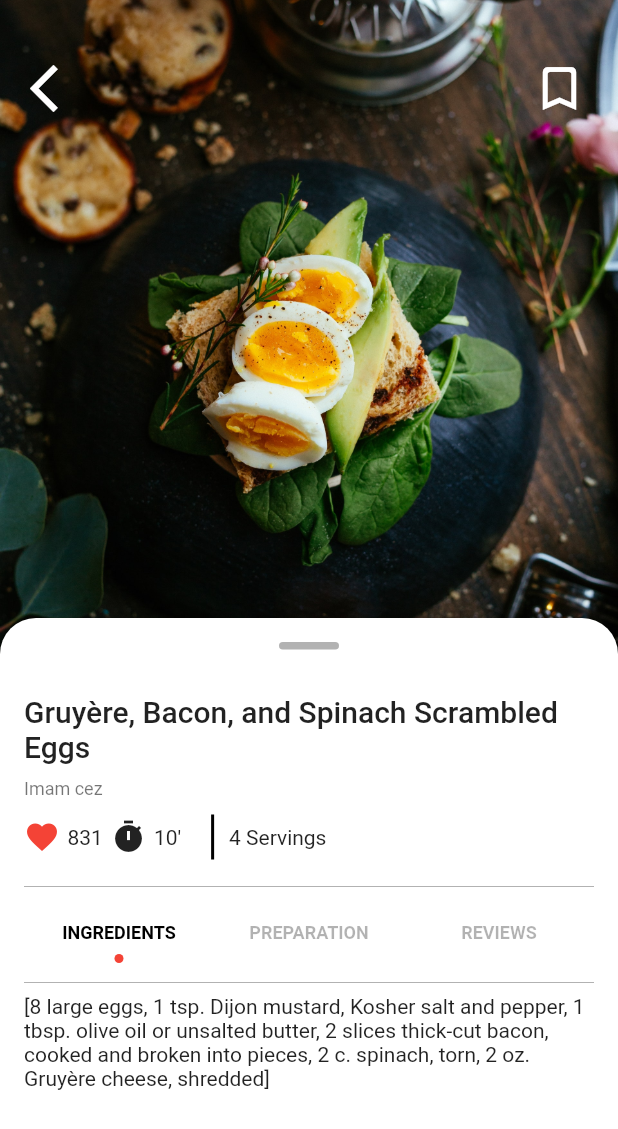
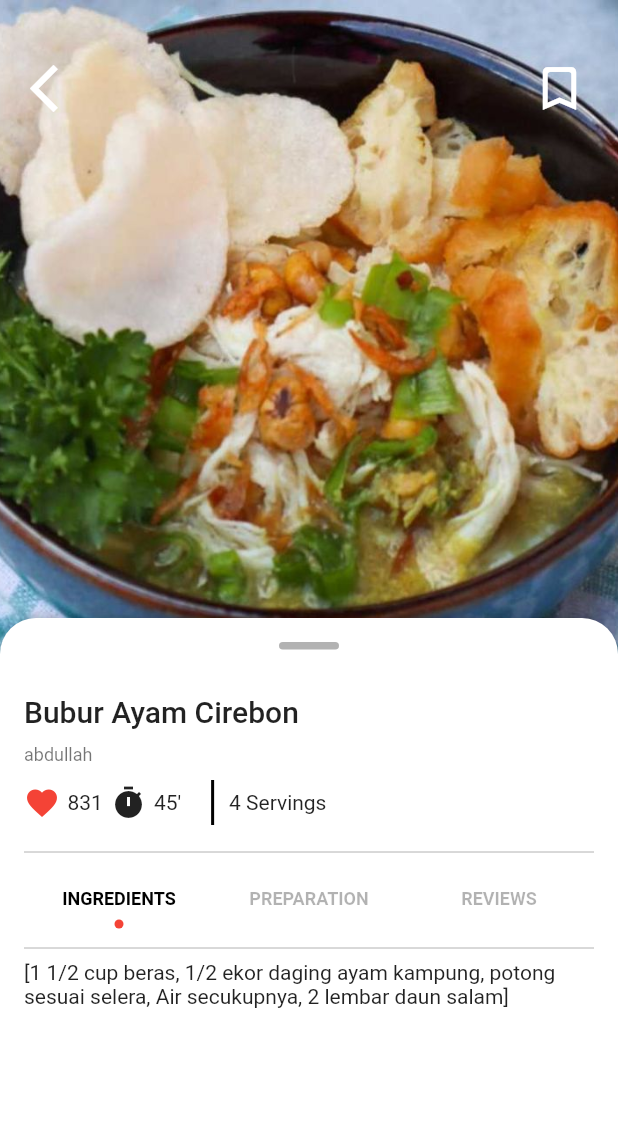
Before and after one commit to azzamrabbanii/RecipeApp-Flutter, a Flutter app: the RecipeDetails screen opened directly with sample values from the repository, on a phone screen of 412 x 824 dp. Shown: the top 1129 px of the screen. Run offline on Flutter 3.47's test engine with Material 2 defaults, Android fonts, the phone set to English and light mode, and no system bars; drawn by our look-alikes of sliding_up_panel; our stand-ins replace cached_network_image, tab_indicator_styler; network calls fail.

Commit message:
update data

```diff
--- a/lib/model/Recipe_model.dart
+++ b/lib/model/Recipe_model.dart
@@ -16,75 +16,82 @@ class RecipeModel {
   });
   static List<RecipeModel> demoRecipe = [
     RecipeModel(
-      title: 'Gruyère, Bacon, and Spinach Scrambled Eggs',
-      writer: "Imam cez",
+      title: 'Bubur Ayam Cirebon',
+      writer: "abdullah",
       description:
-          'A touch of Dijon mustard, salty bacon, melty cheese, and a handful of greens seriously upgrades scrambled eggs, without too much effort!',
-      cookingTime: 10,
+          'Sarapan favorite indonesia',
+      cookingTime: 45,
       servings: 4,
-      imgPath: 'images/img1.jpg',
+      imgPath: 'images/buburayam.jpg',
       ingredients: [
-        '8 large eggs',
-        '1 tsp. Dijon mustard',
-        'Kosher salt and pepper',
-        '1 tbsp. olive oil or unsalted butter',
-        '2 slices thick-cut bacon, cooked and broken into pieces',
-        '2 c. spinach, torn',
-        '2 oz. Gruyère cheese, shredded',
+        '1 1/2 cup beras',
+        '1/2 ekor daging ayam kampung, potong sesuai selera',
+        'Air secukupnya',
+        '2 lembar daun salam',
       ],
     ),
     RecipeModel(
-      title: 'Classic Omelet and Greens ',
-      writer: "Imam cez",
+      title: 'Mie Goreng Jawa',
+      writer: "Mualana Idris",
       description:
-          'Sneak some spinach into your morning meal for a boost of nutrients to start your day off right.',
-      cookingTime: 10,
+          'Makanan buatan orang jawa',
+      cookingTime: 20,
       servings: 4,
-      imgPath: 'images/img2.jpg',
+      imgPath: 'images/miegoreng.jpg',
       ingredients: [
-        '8 large eggs',
-        '1 tsp. Dijon mustard',
-        'Kosher salt and pepper',
-        '1 tbsp. olive oil or unsalted butter',
-        '2 slices thick-cut bacon, cooked and broken into pieces',
-        '2 c. spinach, torn',
-        '2 oz. Gruyère cheese, shredded',
+            '- 1 bungkus mie telur',
+            '- 1 ikat sawi hijau potong-potong',
+            '- 2 butir telur kocok',
+            '- 5 butir bakso iris tipis',
+            '- 1 tangkai daun bawang rajang kasar',
+            '- Secukupnya kecap manis',
+            '- Secukupnya merica',
+            '- 1 sdm saus tiram',
+            '- 1 sdt kaldu bubuk',
+            '- Garam Secukupnya',
+
       ],
     ),
     RecipeModel(
-      title: 'Sheet Pan Sausage and Egg Breakfast Bake ',
-      writer: "Imam cez",
+      title: 'Nasi Goreng Special',
+      writer: "Mas Agus",
       description:
-          'A hearty breakfast that easily feeds a family of four, all on one sheet pan? Yes, please.',
-      cookingTime: 10,
+          'makanan favorite indonesia',
+      cookingTime: 15,
       servings: 4,
-      imgPath: 'images/img3.jpg',
+      imgPath: 'images/nasigoreng.jpg',
       ingredients: [
-        '8 large eggs',
-        '1 tsp. Dijon mustard',
-        'Kosher salt and pepper',
-        '1 tbsp. olive oil or unsalted butter',
-        '2 slices thick-cut bacon, cooked and broken into pieces',
-        '2 c. spinach, torn',
-        '2 oz. Gruyère cheese, shredded',
+        '1 potong paha ayam atas bawah rebus, suwir ayamnya',
+        '2 butir telur, kocok lepas',
+        '150 gram udang tanpa kulit',
+        '5 buah bakso sapi, potong-potong',
+        '5 buah bakso ikan, potong-potong',
+        '500 gram nasi putih',
+        '2 sendok makan KECAP MANIS BANGO',
+        '1 sendok teh garam',
+        '1/2 sendok teh gula pasir',
+        '1 batang daun bawang, diiris tipis',
+        '1 1/2 sendok makan bawang goreng untuk taburan',
+        '3 sendok makan minyak untuk menumis',
       ],
     ),
     RecipeModel(
-      title: 'Shakshuka',
-      writer: "Imam cez",
+      title: 'Soto Betawi',
+      writer: "Pak sumarto",
       description:
-          'Just wait til you break this one out at the breakfast table: sweet tomatoes, runny yolks, and plenty of toasted bread for dipping.',
-      cookingTime: 10,
+          'Kuah soto Betawi memiliki tekstur yang kental dan rasa yang gurih karena menggunakan santan.',
+      cookingTime: 40,
       servings: 4,
-      imgPath: 'images/img4.jpg',
+      imgPath: 'images/sotobetawi.jpeg',
       ingredients: [
-        '8 large eggs',
-        '1 tsp. Dijon mustard',
-        'Kosher salt and pepper',
-        '1 tbsp. olive oil or unsalted butter',
-        '2 slices thick-cut bacon, cooked and broken into pieces',
-        '2 c. spinach, torn',
-        '2 oz. Gruyère cheese, shredded',
+        'Daging sapi - 500 gram',
+        'Air (bisa dilebihkan bila kuah menyusut) - 2 liter',
+        'Susu evaporasi - 250 ml',
+        'Garam - 2,5 sdt',
+        'Kaldu sapi bubuk - 1 sdt',
+        'Gula pasir - 2 sdt',
+        'Minyak - 3 sdm',
+        'Minyak samin (optional) - 1 sdm',
       ],
     ),
   ];
--- a/lib/screens/home_page.dart
+++ b/lib/screens/home_page.dart
@@ -1,4 +1,4 @@
-import 'package:cached_network_image/cached_network_image.dart';
+
 import 'package:flutter/material.dart';
 import 'package:recipe_app_flutter/New_Recipe.dart';
 import 'package:tab_indicator_styler/tab_indicator_styler.dart';
@@ -102,7 +102,7 @@ class _HomePageState extends State<HomePage> {
             height: 250,
             decoration: const BoxDecoration(
               gradient: LinearGradient(
-                colors: [Colors.deepOrangeAccent, Colors.deepOrangeAccent],
+                colors: [Colors.deepOrange, Colors.deepOrangeAccent],
                 begin: Alignment.centerLeft,
                 end: Alignment.centerRight,
                 stops: [0.5, 0.9],
@@ -124,7 +124,7 @@ class _HomePageState extends State<HomePage> {
                     //   ),
                     // ),
                     CircleAvatar(
-                      backgroundColor: Colors.white70,
+                      backgroundColor: Colors.white,
                       minRadius: 60.0,
                       child: CircleAvatar(
                         radius: 50.0,
@@ -171,7 +171,7 @@ class _HomePageState extends State<HomePage> {
                     color: Colors.deepOrange.shade300,
                     child: const ListTile(
                       title: Text(
-                        '2k',
+                        '200k',
                         textAlign: TextAlign.center,
                         style: TextStyle(
                           fontWeight: FontWeight.bold,
@@ -192,10 +192,10 @@ class _HomePageState extends State<HomePage> {
                 ),
                 Expanded(
                   child: Container(
-                    color: Colors.red,
+                    color: Colors.deepOrange.shade300,
                     child: const ListTile(
                       title: Text(
-                        '2k',
+                        '20',
                         textAlign: TextAlign.center,
                         style: TextStyle(
                           fontWeight: FontWeight.bold,
@@ -256,7 +256,7 @@ class _HomePageState extends State<HomePage> {
                 Divider(),
                 ListTile(
                   title: Text(
-                    'Linkedin',
+                    'CookPad',
                     style: TextStyle(
                       color: Colors.deepOrange,
                       fontSize: 20,
@@ -264,7 +264,7 @@ class _HomePageState extends State<HomePage> {
                     ),
                   ),
                   subtitle: Text(
-                    'www.linkedin.com/in/example08',
+                    'www.cookpad.com/in/example08',
                     style: TextStyle(
                       fontSize: 18,
                     ),
--- a/lib/screens/login_page.dart
+++ b/lib/screens/login_page.dart
@@ -24,7 +24,7 @@ class _LoginPageState extends State<LoginPage> {
           const Center(
             child: ImageIcon(
                 AssetImage("images/logo.png"),
-              size: 200.0,
+              size: 350.0,
               color: Colors.deepOrange,
             ),
           ),
```
Also changed, not shown: pubspec.yaml (+4 -5 lines), images/buburayam.jpg (added), images/img1.jpg (deleted), images/img2.jpg (deleted), images/img3.jpg (deleted), images/img4.jpg (deleted), images/img5.jpg (deleted), images/miegoreng.jpg (added), images/nasigoreng.jpg (added), images/sotobetawi.jpeg (added).
